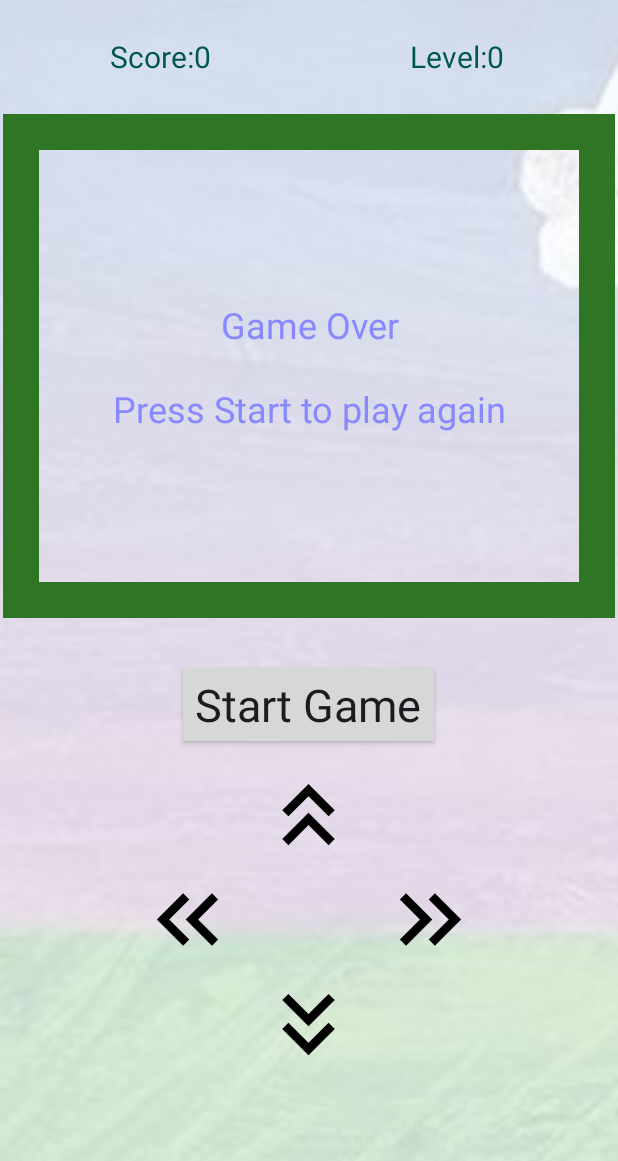
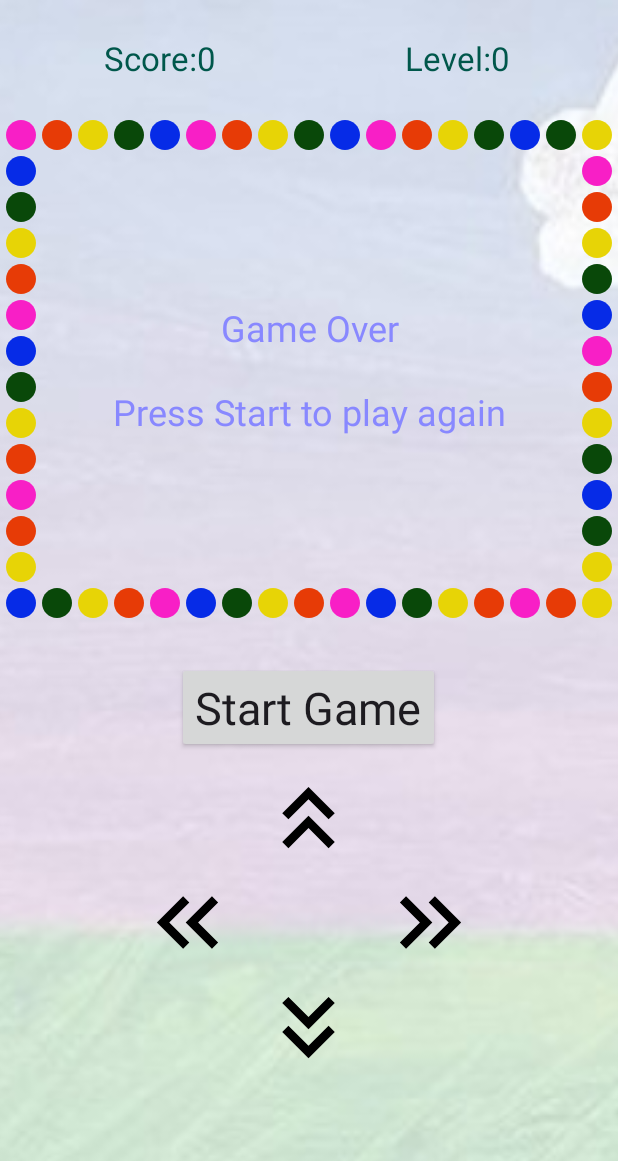
Before and after one commit to dot-geek/TheVeryHungryCaterpillarGame, an Android app: the CaterpillarGameActivity screen opened directly, with no data from a screen before it, after a tap on "Start Game", on a phone screen of 412 x 824 dp. Shown: the top 1161 px of the screen. Run offline under Robolectric (Android 15) with nearby library versions, the phone set to English and light mode, and no system bars.

Commit message:
Initial Commit

```diff
--- a/app/src/main/java/com/positivestuff/theveryhungrycaterpillar/CaterpillarGameView.java
+++ b/app/src/main/java/com/positivestuff/theveryhungrycaterpillar/CaterpillarGameView.java
@@ -33,10 +33,15 @@ public class CaterpillarGameView extends PixelView {
     public static final int DIRECTION_RIGHT = 3;
     public static final int DIRECTION_LEFT = 4;
 
-    public static final int PIXEL_BORDER = 1;
-    public static final int PIXEL_FOOD = 2;
-    public static final int PIXEL_CATERPILLAR_HEAD = 3;
-    public static final int PIXEL_CATERPILLAR_BODY = 4;
+    public static final int PIXEL_FOOD = 1;
+    public static final int PIXEL_CATERPILLAR_HEAD = 2;
+    public static final int PIXEL_CATERPILLAR_BODY = 3;
+    public static final int PIXEL_BORDER_1 = 4;
+    public static final int PIXEL_BORDER_2 = 5;
+    public static final int PIXEL_BORDER_3 = 6;
+    public static final int PIXEL_BORDER_4 = 7;
+    public static final int PIXEL_BORDER_5 = 8;
+    public static final int PIXEL_TYPE_COUNT = 9;
 
     public long mScore = 0;
     public long mLevel = 0;
@@ -83,11 +88,17 @@ public class CaterpillarGameView extends PixelView {
 
         Resources r = this.getContext().getResources();
 
-        resetPixels(5);
-        loadPixel(PIXEL_BORDER, r.getDrawable(R.drawable.pixel_green, getContext().getTheme()));
-        loadPixel(PIXEL_FOOD, r.getDrawable(R.drawable.pixel_yellow, getContext().getTheme()));
-        loadPixel(PIXEL_CATERPILLAR_HEAD, r.getDrawable(R.drawable.circle_red, getContext().getTheme()));
-        loadPixel(PIXEL_CATERPILLAR_BODY, r.getDrawable(R.drawable.circle_dark_green, getContext().getTheme()));
+        resetPixels(PIXEL_TYPE_COUNT);
+
+        loadPixel(PIXEL_FOOD, r.getDrawable(R.drawable.pixel_square_yellow, getContext().getTheme()));
+        loadPixel(PIXEL_CATERPILLAR_HEAD, r.getDrawable(R.drawable.pixel_round_red, getContext().getTheme()));
+        loadPixel(PIXEL_CATERPILLAR_BODY, r.getDrawable(R.drawable.pixel_round_dark_green, getContext().getTheme()));
+
+        loadPixel(PIXEL_BORDER_1, r.getDrawable(R.drawable.pixel_round_pink, getContext().getTheme()));
+        loadPixel(PIXEL_BORDER_2, r.getDrawable(R.drawable.pixel_round_orange, getContext().getTheme()));
+        loadPixel(PIXEL_BORDER_3, r.getDrawable(R.drawable.pixel_round_yellow, getContext().getTheme()));
+        loadPixel(PIXEL_BORDER_4, r.getDrawable(R.drawable.pixel_round_light_green, getContext().getTheme()));
+        loadPixel(PIXEL_BORDER_5, r.getDrawable(R.drawable.pixel_round_blue, getContext().getTheme()));
     }
 
     public void initNewGame() {
@@ -102,6 +113,7 @@ public class CaterpillarGameView extends PixelView {
         mCaterpillarBody.add(new Coordinate(15, 20));
         mNextDirection = DIRECTION_UP;
 
+        addRandomFood();
         addRandomFood();
 
         // TODO: For testing
@@ -249,13 +261,84 @@ public class CaterpillarGameView extends PixelView {
     }
 
     private void updateBorder() {
-        for (int x = 0; x < mXPixelCount; x++) {
-            setPixel(PIXEL_BORDER, x, 0);
-            setPixel(PIXEL_BORDER, x, mYPixelCount - 1);
+        int x = 4;
+        for (; x < mXPixelCount; x+=5) {
+            // Top Border
+            setPixel(PIXEL_BORDER_1, x-4, 0);
+            setPixel(PIXEL_BORDER_2, x-3, 0);
+            setPixel(PIXEL_BORDER_3, x-2, 0);
+            setPixel(PIXEL_BORDER_4, x-1, 0);
+            setPixel(PIXEL_BORDER_5, x, 0);
+            // Bottom Border
+            setPixel(PIXEL_BORDER_5, x-4, mYPixelCount - 1);
+            setPixel(PIXEL_BORDER_4, x-3, mYPixelCount - 1);
+            setPixel(PIXEL_BORDER_3, x-2, mYPixelCount - 1);
+            setPixel(PIXEL_BORDER_2, x-1, mYPixelCount - 1);
+            setPixel(PIXEL_BORDER_1, x, mYPixelCount - 1);
         }
-        for (int y = 1; y < mYPixelCount - 1; y++) {
-            setPixel(PIXEL_BORDER, 0, y);
-            setPixel(PIXEL_BORDER, mXPixelCount - 1, y);
+        // Sort out any leftover pixels that were not filled
+        x-=5;
+        int diff = mXPixelCount - x;
+        if (diff > 0) {
+            if (diff >= 1) {
+                setPixel(PIXEL_BORDER_5, x, 0);
+                setPixel(PIXEL_BORDER_1, x, mYPixelCount - 1);
+            }
+            x++;
+            if (diff >= 2) {
+                setPixel(PIXEL_BORDER_4, x, 0);
+                setPixel(PIXEL_BORDER_2, x, mYPixelCount - 1);
+            }
+            x++;
+            if (diff >= 3) {
+                setPixel(PIXEL_BORDER_3, x, 0);
+                setPixel(PIXEL_BORDER_3, x, mYPixelCount - 1);
+            }
+            x++;
+            if (diff >= 4) {
+                setPixel(PIXEL_BORDER_2, x, 0);
+                setPixel(PIXEL_BORDER_4, x, mYPixelCount - 1);
+            }
+        }
+
+        int y = 5; // Starts at pixel 1 not 0
+        for (; y < mYPixelCount - 1; y+=5) {
+            // Left Border
+            setPixel(PIXEL_BORDER_5, 0, y-4);
+            setPixel(PIXEL_BORDER_4, 0, y-3);
+            setPixel(PIXEL_BORDER_3, 0, y-2);
+            setPixel(PIXEL_BORDER_2, 0, y-1);
+            setPixel(PIXEL_BORDER_1, 0, y);
+            // Right Border
+            setPixel(PIXEL_BORDER_1, mXPixelCount - 1, y-4);
+            setPixel(PIXEL_BORDER_2, mXPixelCount - 1, y-3);
+            setPixel(PIXEL_BORDER_3, mXPixelCount - 1, y-2);
+            setPixel(PIXEL_BORDER_4, mXPixelCount - 1, y-1);
+            setPixel(PIXEL_BORDER_5, mXPixelCount - 1, y);
+        }
+        // Sort out any leftover pixels that were not filled
+        y-=5;
+        diff = mYPixelCount - 1 - y;
+        if (diff > 0) {
+            if (diff >= 1) {
+                setPixel(PIXEL_BORDER_1, 0, y);
+                setPixel(PIXEL_BORDER_5, mXPixelCount - 1, y);
+            }
+            y++;
+            if (diff >= 2) {
+                setPixel(PIXEL_BORDER_2, 0, y);
+                setPixel(PIXEL_BORDER_4, mXPixelCount - 1, y);
+            }
+            y++;
+            if (diff >= 3) {
+                setPixel(PIXEL_BORDER_3, 0, y);
+                setPixel(PIXEL_BORDER_3, mXPixelCount - 1, y);
+            }
+            y++;
+            if (diff >= 4) {
+                setPixel(PIXEL_BORDER_4, 0, y);
+                setPixel(PIXEL_BORDER_2, mXPixelCount - 1, y);
+            }
         }
     }
 
@@ -308,13 +391,13 @@ public class CaterpillarGameView extends PixelView {
             }
         }
 
-
+        // Check if caterpillar hit the border
         if ((newHead.x < 1) || (newHead.y < 1) || (newHead.x > mXPixelCount - 2) || (newHead.y > mYPixelCount - 2)) {
             setMode(MODE_LOST);
             return;
-
         }
 
+        // Check if the caterpillar hit itself
         int caterpillarlength = mCaterpillarBody.size();
         for (int caterpillarindex = 0; caterpillarindex < caterpillarlength; caterpillarindex++) {
             Coordinate c = mCaterpillarBody.get(caterpillarindex);
@@ -324,6 +407,7 @@ public class CaterpillarGameView extends PixelView {
             }
         }
 
+        // Check if it hit the food
         int foodcount = mFoodList.size();
         for (int foodindex = 0; foodindex < foodcount; foodindex++) {
             Coordinate c = mFoodList.get(foodindex);
@@ -342,8 +426,10 @@ public class CaterpillarGameView extends PixelView {
             }
         }
 
+        // Update new head coordinate
         mCaterpillarBody.add(0, newHead);
         if (!growCaterpillar) {
+            // Caterpillar is not growing, remove last pixel
             mCaterpillarBody.remove(mCaterpillarBody.size() - 1);
         }
 
--- /dev/null
+++ b/app/src/main/res/drawable/pixel_round_blue.xml
@@ -0,0 +1,5 @@
+<vector android:height="24dp" android:tint="#062BE7"
+    android:viewportHeight="24" android:viewportWidth="24"
+    android:width="24dp" xmlns:android="http://schemas.android.com/apk/res/android">
+    <path android:fillColor="@android:color/white" android:pathData="M12,2C6.47,2 2,6.47 2,12s4.47,10 10,10 10,-4.47 10,-10S17.53,2 12,2z"/>
+</vector>
--- /dev/null
+++ b/app/src/main/res/drawable/pixel_round_orange.xml
@@ -0,0 +1,5 @@
+<vector android:height="24dp" android:tint="#E73B06"
+    android:viewportHeight="24" android:viewportWidth="24"
+    android:width="24dp" xmlns:android="http://schemas.android.com/apk/res/android">
+    <path android:fillColor="@android:color/white" android:pathData="M12,2C6.47,2 2,6.47 2,12s4.47,10 10,10 10,-4.47 10,-10S17.53,2 12,2z"/>
+</vector>
--- /dev/null
+++ b/app/src/main/res/drawable/pixel_round_pink.xml
@@ -0,0 +1,5 @@
+<vector android:height="40dp" android:tint="#F81FC6"
+    android:viewportHeight="24" android:viewportWidth="24"
+    android:width="40dp" xmlns:android="http://schemas.android.com/apk/res/android">
+    <path android:fillColor="@android:color/white" android:pathData="M12,2C6.47,2 2,6.47 2,12s4.47,10 10,10 10,-4.47 10,-10S17.53,2 12,2z"/>
+</vector>
--- /dev/null
+++ b/app/src/main/res/drawable/pixel_round_purple.xml
@@ -0,0 +1,5 @@
+<vector android:height="40dp" android:tint="#580B7E"
+    android:viewportHeight="24" android:viewportWidth="24"
+    android:width="40dp" xmlns:android="http://schemas.android.com/apk/res/android">
+    <path android:fillColor="@android:color/white" android:pathData="M12,2C6.47,2 2,6.47 2,12s4.47,10 10,10 10,-4.47 10,-10S17.53,2 12,2z"/>
+</vector>
--- /dev/null
+++ b/app/src/main/res/drawable/pixel_round_yellow.xml
@@ -0,0 +1,5 @@
+<vector android:height="24dp" android:tint="#E7D406"
+    android:viewportHeight="24" android:viewportWidth="24"
+    android:width="24dp" xmlns:android="http://schemas.android.com/apk/res/android">
+    <path android:fillColor="@android:color/white" android:pathData="M12,2C6.47,2 2,6.47 2,12s4.47,10 10,10 10,-4.47 10,-10S17.53,2 12,2z"/>
+</vector>
--- a/app/src/main/res/layout/activity_caterpillar_game.xml
+++ b/app/src/main/res/layout/activity_caterpillar_game.xml
@@ -33,7 +33,7 @@
                     android:layout_weight="1">
                     <TextView
                         android:id="@+id/textView_score"
-                        android:textSize="20sp"
+                        android:textSize="22sp"
                         android:padding="8dp"
                         android:text="@string/score_title"
                         android:textColor="@color/colorPrimaryDark"
@@ -48,7 +48,7 @@
                     android:layout_weight="1">
                     <TextView
                         android:id="@+id/textView_level"
-                        android:textSize="20sp"
+                        android:textSize="22sp"
                         android:padding="8dp"
                         android:text="@string/level_title"
                         android:textColor="@color/colorPrimaryDark"
```
Also changed, not shown: app/src/main/res/drawable/pixel_round_dark_green.xml (renamed from app/src/main/res/drawable/circle_dark_green.xml), app/src/main/res/drawable/pixel_round_light_green.xml (renamed from app/src/main/res/drawable/circle_light_green.xml), app/src/main/res/drawable/pixel_round_red.xml (renamed from app/src/main/res/drawable/circle_red.xml), app/src/main/res/drawable/pixel_square_blue.png (renamed from app/src/main/res/drawable/pixel_blue.png), app/src/main/res/drawable/pixel_square_green.png (renamed from app/src/main/res/drawable/pixel_green.png), app/src/main/res/drawable/pixel_square_red.png (renamed from app/src/main/res/drawable/pixel_red.png), app/src/main/res/drawable/pixel_square_yellow.png (renamed from app/src/main/res/drawable/pixel_yellow.png).
